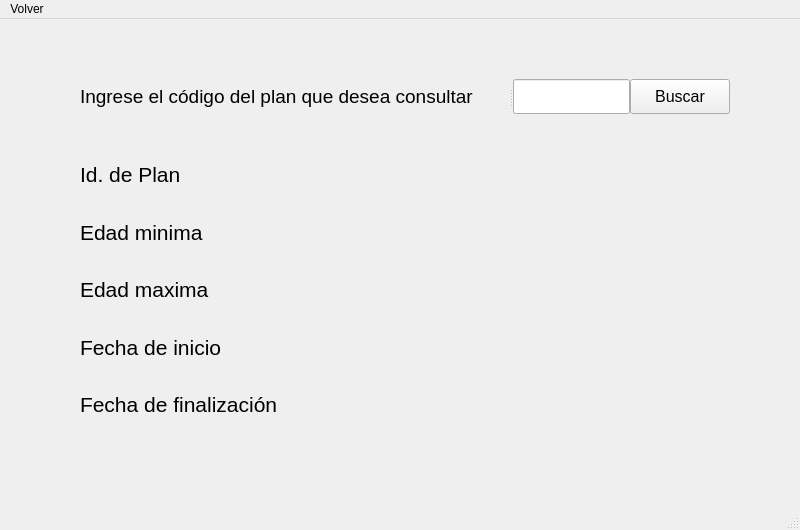
First picture: the form in frontend/user_interface/consultaPlanVacunacionIndividual.ui, repository alpha231/UNAL_POO_2021-1, before the edit.
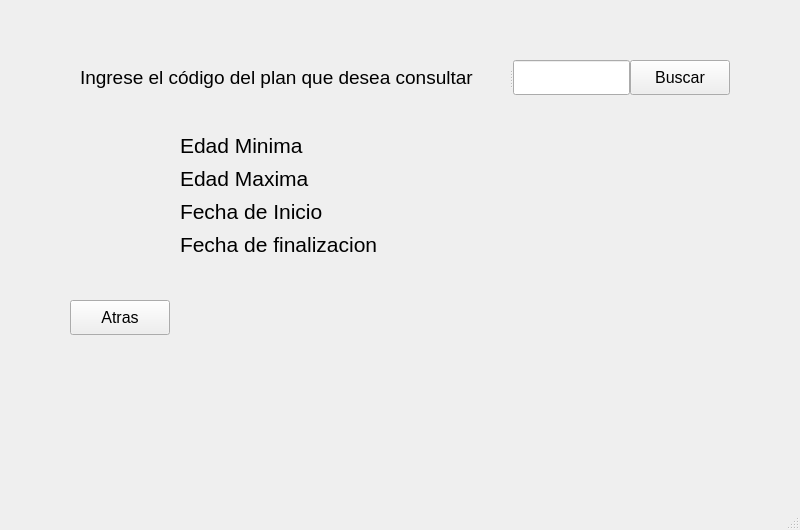
Second picture: the form after the edit.

Diff of the .ui file:
```diff
--- a/frontend/user_interface/consultaPlanVacunacionIndividual.ui
+++ b/frontend/user_interface/consultaPlanVacunacionIndividual.ui
@@ -58,105 +58,102 @@
      <string/>
     </property>
    </widget>
-   <widget class="QWidget" name="gridLayoutWidget">
+   <widget class="QPushButton" name="btnBuscar">
+    <property name="enabled">
+     <bool>true</bool>
+    </property>
     <property name="geometry">
      <rect>
-      <x>80</x>
+      <x>630</x>
+      <y>60</y>
+      <width>100</width>
+      <height>35</height>
+     </rect>
+    </property>
+    <property name="font">
+     <font>
+      <pointsize>12</pointsize>
+     </font>
+    </property>
+    <property name="text">
+     <string>Buscar</string>
+    </property>
+   </widget>
+   <widget class="QWidget" name="formLayoutWidget">
+    <property name="geometry">
+     <rect>
+      <x>180</x>
       <y>130</y>
-      <width>651</width>
-      <height>281</height>
+      <width>432</width>
+      <height>131</height>
      </rect>
     </property>
-    <layout class="QGridLayout" name="gridLayout">
+    <layout class="QFormLayout" name="formLayout">
+     <property name="horizontalSpacing">
+      <number>25</number>
+     </property>
+     <property name="verticalSpacing">
+      <number>3</number>
+     </property>
+     <item row="0" column="0">
+      <widget class="QLabel" name="label_35">
+       <property name="font">
+        <font>
+         <pointsize>16</pointsize>
+        </font>
+       </property>
+       <property name="text">
+        <string>Edad Minima</string>
+       </property>
+      </widget>
+     </item>
      <item row="1" column="0">
-      <widget class="QLabel" name="label_13">
+      <widget class="QLabel" name="label_36">
        <property name="font">
         <font>
          <pointsize>16</pointsize>
         </font>
        </property>
        <property name="text">
-        <string>Edad minima</string>
+        <string>Edad Maxima</string>
        </property>
       </widget>
      </item>
-     <item row="1" column="1">
-      <widget class="QLabel" name="label_2">
+     <item row="2" column="0">
+      <widget class="QLabel" name="label_37">
        <property name="font">
         <font>
-         <pointsize>14</pointsize>
-        </font>
-       </property>
-       <property name="text">
-        <string/>
-       </property>
-      </widget>
-     </item>
-     <item row="4" column="0">
-      <widget class="QLabel" name="label_16">
-       <property name="font">
-        <font>
          <pointsize>16</pointsize>
         </font>
        </property>
        <property name="text">
-        <string>Fecha de finalización</string>
-       </property>
-      </widget>
-     </item>
-     <item row="4" column="1">
-      <widget class="QLabel" name="label_5">
-       <property name="font">
-        <font>
-         <pointsize>14</pointsize>
-        </font>
-       </property>
-       <property name="text">
-        <string/>
-       </property>
-      </widget>
-     </item>
-     <item row="3" column="1">
-      <widget class="QLabel" name="label_4">
-       <property name="font">
-        <font>
-         <pointsize>14</pointsize>
-        </font>
-       </property>
-       <property name="text">
-        <string/>
+        <string>Fecha de Inicio</string>
        </property>
       </widget>
      </item>
      <item row="3" column="0">
-      <widget class="QLabel" name="label_15">
+      <widget class="QLabel" name="label_38">
        <property name="font">
         <font>
          <pointsize>16</pointsize>
         </font>
        </property>
        <property name="text">
-        <string>Fecha de inicio</string>
-       </property>
-      </widget>
-     </item>
-     <item row="2" column="1">
-      <widget class="QLabel" name="label_3">
-       <property name="font">
-        <font>
-         <pointsize>14</pointsize>
-        </font>
-       </property>
-       <property name="text">
-        <string/>
+        <string>Fecha de finalizacion</string>
        </property>
       </widget>
      </item>
      <item row="0" column="1">
-      <widget class="QLabel" name="label_1">
+      <widget class="QLabel" name="edadMinima">
+       <property name="minimumSize">
+        <size>
+         <width>200</width>
+         <height>30</height>
+        </size>
+       </property>
        <property name="font">
         <font>
-         <pointsize>14</pointsize>
+         <pointsize>16</pointsize>
         </font>
        </property>
        <property name="text">
@@ -164,40 +161,67 @@
        </property>
       </widget>
      </item>
-     <item row="2" column="0">
-      <widget class="QLabel" name="label_14">
+     <item row="1" column="1">
+      <widget class="QLabel" name="edadMaxima">
+       <property name="minimumSize">
+        <size>
+         <width>200</width>
+         <height>30</height>
+        </size>
+       </property>
        <property name="font">
         <font>
          <pointsize>16</pointsize>
         </font>
        </property>
        <property name="text">
-        <string>Edad maxima</string>
+        <string/>
        </property>
       </widget>
      </item>
-     <item row="0" column="0">
-      <widget class="QLabel" name="label_12">
+     <item row="2" column="1">
+      <widget class="QLabel" name="fechaInicio">
+       <property name="minimumSize">
+        <size>
+         <width>200</width>
+         <height>30</height>
+        </size>
+       </property>
        <property name="font">
         <font>
          <pointsize>16</pointsize>
         </font>
        </property>
        <property name="text">
-        <string>Id. de Plan</string>
+        <string/>
+       </property>
+      </widget>
+     </item>
+     <item row="3" column="1">
+      <widget class="QLabel" name="fechaFinal">
+       <property name="minimumSize">
+        <size>
+         <width>200</width>
+         <height>30</height>
+        </size>
+       </property>
+       <property name="font">
+        <font>
+         <pointsize>16</pointsize>
+        </font>
+       </property>
+       <property name="text">
+        <string/>
        </property>
       </widget>
      </item>
     </layout>
    </widget>
-   <widget class="QPushButton" name="BuscarNoIdConsultaUsuario">
-    <property name="enabled">
-     <bool>true</bool>
-    </property>
+   <widget class="QPushButton" name="buttonAtras">
     <property name="geometry">
      <rect>
-      <x>630</x>
-      <y>60</y>
+      <x>70</x>
+      <y>300</y>
       <width>100</width>
       <height>35</height>
      </rect>
@@ -208,39 +232,28 @@
      </font>
     </property>
     <property name="text">
-     <string>Buscar</string>
+     <string>Atras</string>
     </property>
    </widget>
    <widget class="QLabel" name="label_6">
     <property name="geometry">
      <rect>
-      <x>90</x>
-      <y>430</y>
-      <width>611</width>
-      <height>31</height>
+      <x>190</x>
+      <y>300</y>
+      <width>550</width>
+      <height>35</height>
      </rect>
     </property>
+    <property name="font">
+     <font>
+      <pointsize>12</pointsize>
+     </font>
+    </property>
     <property name="text">
      <string>&lt;html&gt;&lt;head/&gt;&lt;body&gt;&lt;p align=&quot;center&quot;&gt;&lt;span style=&quot; color:#aa0000;&quot;&gt;&lt;br/&gt;&lt;/span&gt;&lt;/p&gt;&lt;/body&gt;&lt;/html&gt;</string>
     </property>
    </widget>
   </widget>
-  <widget class="QMenuBar" name="menubar">
-   <property name="geometry">
-    <rect>
-     <x>0</x>
-     <y>0</y>
-     <width>800</width>
-     <height>21</height>
-    </rect>
-   </property>
-   <widget class="QMenu" name="menuVolver">
-    <property name="title">
-     <string>Volver</string>
-    </property>
-   </widget>
-   <addaction name="menuVolver"/>
-  </widget>
   <widget class="QStatusBar" name="statusbar"/>
  </widget>
  <resources/>
```
Left out of the diff: 4 changed lines with no effect on the pictures.
